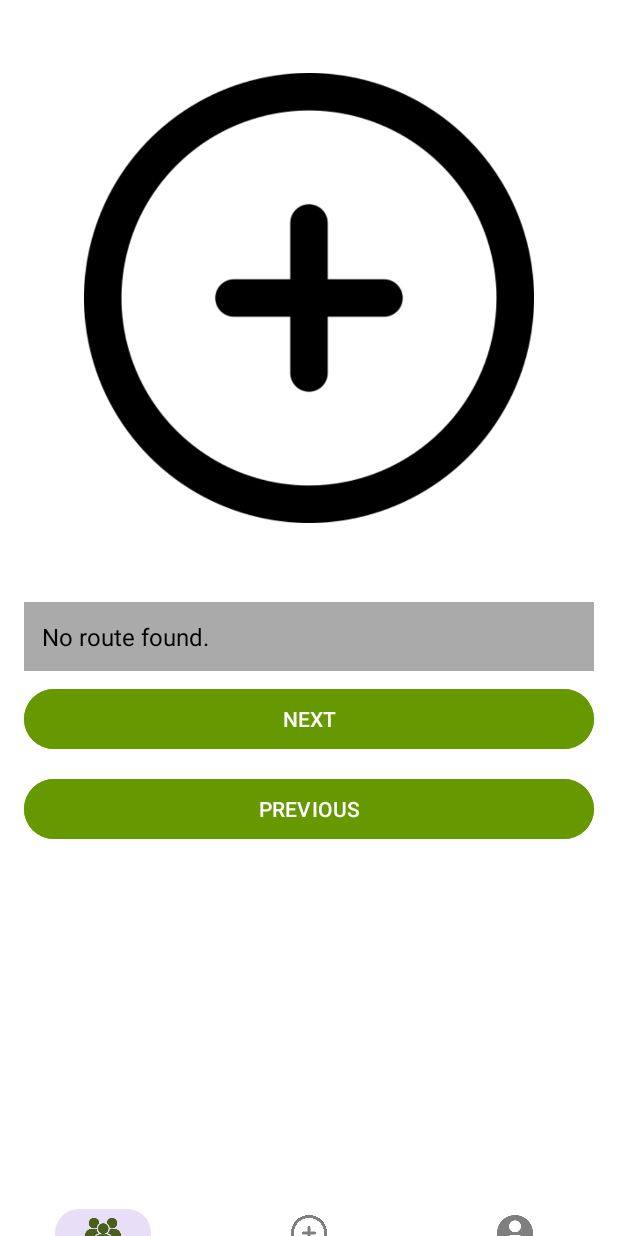
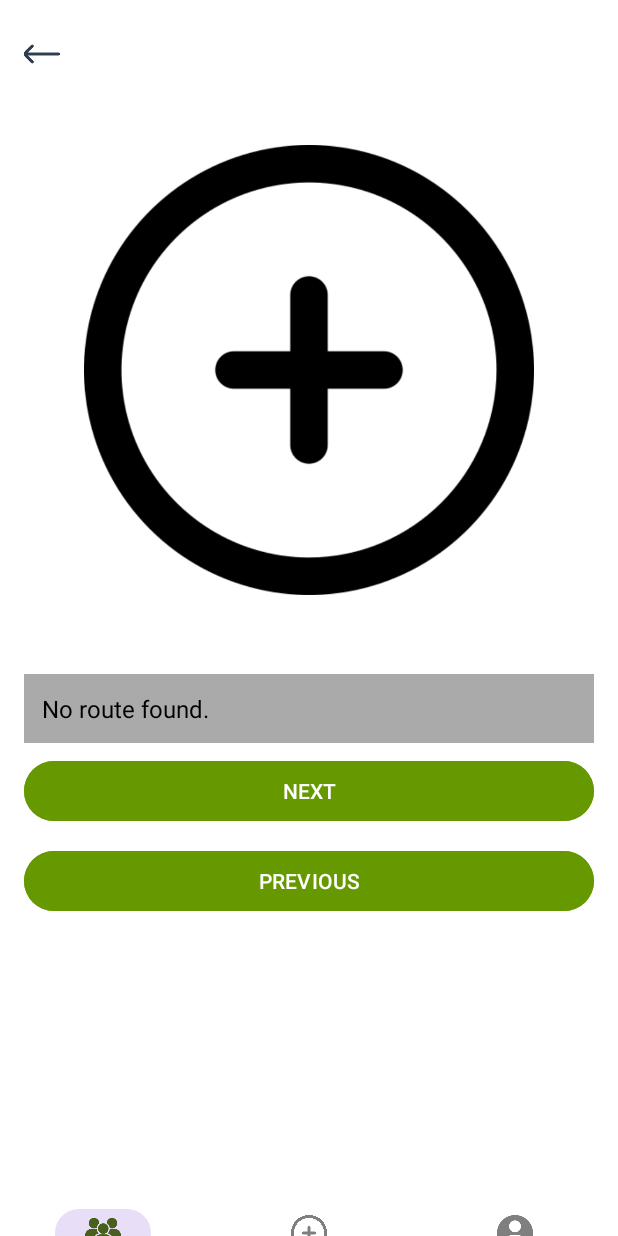
Before and after one commit to liangkuanhon/Groceries, an Android app: the fragment SupermarketMapFragment placed in its activity, on a phone screen of 412 x 824 dp. Run offline under Robolectric (Android 15) with nearby library versions, the phone set to English and light mode, and no system bars; our stand-ins replace Firebase (no records; nobody signed in at launch, a user with empty details on screens opened directly); 7 statements that could not run were skipped.

Commit message:
Back arrows added

```diff
--- a/app/src/main/java/com/example/groceries/adapter/SupermarketAdapter.java
+++ b/app/src/main/java/com/example/groceries/adapter/SupermarketAdapter.java
@@ -60,4 +60,7 @@ public class SupermarketAdapter extends RecyclerView.Adapter<SupermarketAdapter.
             supermarketName = itemView.findViewById(R.id.supermarket_name);  // Find the TextView for supermarket name
         }
     }
+
+
+
 }
--- a/app/src/main/java/com/example/groceries/fragments/SingleGroupFragment.java
+++ b/app/src/main/java/com/example/groceries/fragments/SingleGroupFragment.java
@@ -103,7 +103,7 @@ public class SingleGroupFragment extends Fragment {
             requireActivity().getSupportFragmentManager()
                     .beginTransaction()
                     .replace(R.id.main_frame, categoryFragment)
-                    .addToBackStack("SingleFragment")
+                    .addToBackStack("SingleGroupFragment")
                     .commit();
         });
 
@@ -111,7 +111,7 @@ public class SingleGroupFragment extends Fragment {
 
 
         b.checkout.setOnClickListener(v -> {
-            SupermarketListFragment supermarketFragment = SupermarketListFragment.newInstance(groupId);
+            SupermarketListFragment supermarketFragment = SupermarketListFragment.newInstance(groupId, groupName);
             requireActivity().getSupportFragmentManager()
                     .beginTransaction()
                     .replace(R.id.main_frame, supermarketFragment)
--- a/app/src/main/res/layout/fragment_supermarket_map.xml
+++ b/app/src/main/res/layout/fragment_supermarket_map.xml
@@ -1,10 +1,30 @@
-<?xml version="1.0" encoding="utf-8"?>
-<ScrollView xmlns:android="http://schemas.android.com/apk/res/android"
+<RelativeLayout xmlns:android="http://schemas.android.com/apk/res/android"
     xmlns:tools="http://schemas.android.com/tools"
+    xmlns:app="http://schemas.android.com/apk/res-auto"
     android:layout_width="match_parent"
     android:layout_height="match_parent"
     android:background="@android:color/white"
     android:padding="16dp">
+
+    <!-- Back Arrow -->
+    <ImageView
+        android:id="@+id/back_arrow"
+        android:layout_width="24dp"
+        android:layout_height="24dp"
+        android:src="@drawable/back_arrow"
+        android:layout_alignParentStart="true"
+        android:layout_alignParentTop="true"
+        android:layout_marginBottom="8dp"
+        android:layout_marginTop="8dp"
+        app:tint="@color/deep_blue" />
+
+    <!-- Scrollable Content -->
+    <ScrollView
+        android:id="@+id/content_scroll"
+        android:layout_width="match_parent"
+        android:layout_height="match_parent"
+        android:layout_below="@id/back_arrow"
+        android:layout_marginTop="8dp">
 
         <LinearLayout
             android:layout_width="match_parent"
@@ -19,7 +39,7 @@
                 android:text="@string/supermarket_name"
                 android:textSize="18sp"
                 android:textStyle="bold"
-            android:layout_marginBottom="8dp"/>
+                android:layout_marginBottom="8dp" />
 
             <!-- Supermarket Map Image -->
             <com.example.groceries.ZoomImageView
@@ -37,7 +57,7 @@
                 android:text="@string/your_shopping_route"
                 android:textStyle="bold"
                 android:textSize="18sp"
-            android:layout_marginTop="16dp"/>
+                android:layout_marginTop="16dp" />
 
             <!-- Item Hint Text -->
             <TextView
@@ -60,7 +80,7 @@
                 android:textSize="16sp"
                 android:textColor="@android:color/black"
                 android:text="Step 1: Loading..."
-            android:background="@android:color/darker_gray"/>
+                android:background="@android:color/darker_gray" />
 
             <!-- Next Button -->
             <Button
@@ -84,6 +104,6 @@
                 android:backgroundTint="@android:color/holo_green_dark"
                 android:textColor="@android:color/white" />
 
-
         </LinearLayout>
     </ScrollView>
+</RelativeLayout>
```
Also changed, not shown: app/src/main/java/com/example/groceries/fragments/SupermarketListFragment.java (+33 -5 lines), app/src/main/java/com/example/groceries/fragments/SupermarketMapFragment.java (+77 -1 lines), app/src/main/java/com/example/groceries/helper/FirebaseHelper.java (+10 -0 lines), app/src/main/res/layout/fragment_supermarket_list.xml (+7 -0 lines). Lines whose indentation alone changed are shown as unchanged.
